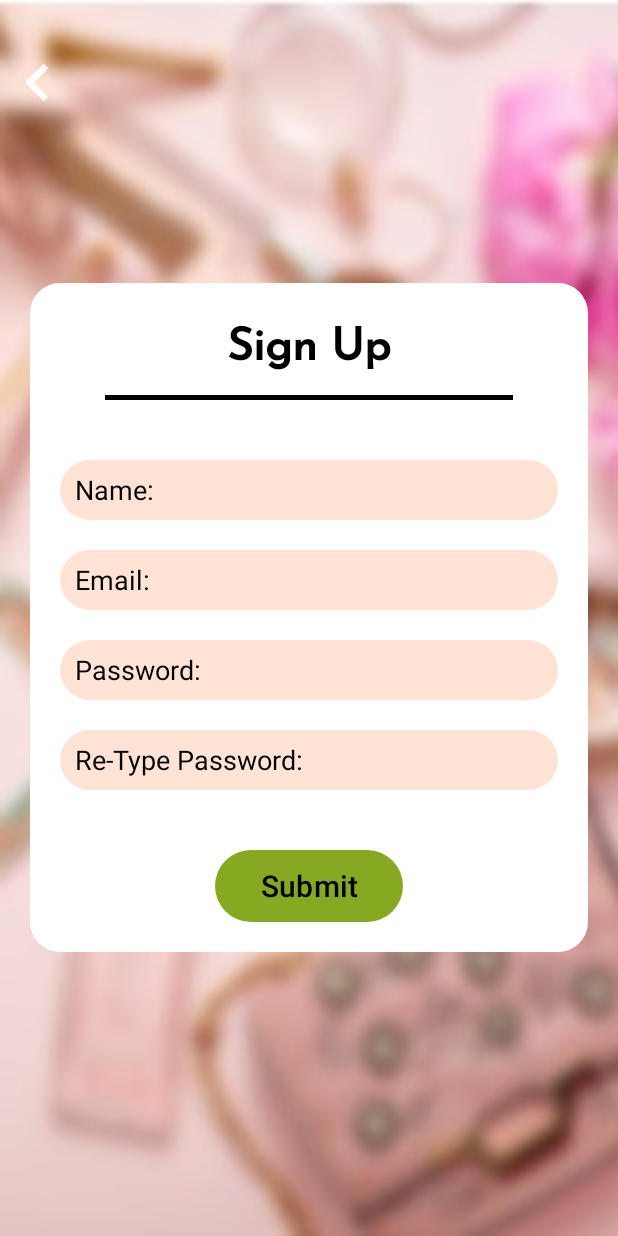
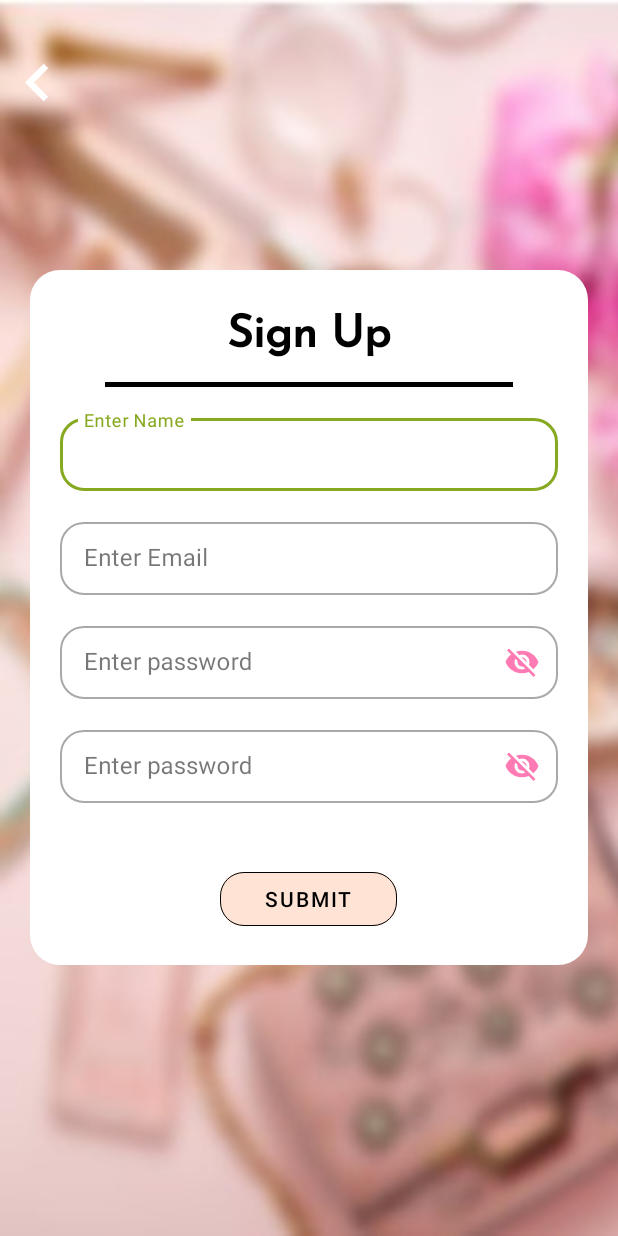
Before and after one commit to Mohiudd1n/Accessory_app, an Android app: the signup screen opened directly, with no data from a screen before it, on a phone screen of 412 x 824 dp. Run offline under Robolectric (Android 15) with nearby library versions, the phone set to English and light mode, and no system bars.

Commit message:
Updated Project

```diff
--- a/app/src/main/res/layout/activity_signup.xml
+++ b/app/src/main/res/layout/activity_signup.xml
@@ -54,73 +54,104 @@
             android:layout_weight="0.1"
             android:background="@color/black" />
 
-        <EditText
-            android:id="@+id/signup_name"
+        <com.google.android.material.textfield.TextInputLayout
+            style="@style/Widget.MaterialComponents.TextInputLayout.OutlinedBox.Dense"
             android:layout_width="match_parent"
-            android:layout_height="40sp"
-            android:layout_marginStart="20dp"
-            android:layout_marginTop="40dp"
-            android:layout_marginEnd="20dp"
-            android:layout_weight="1"
-            android:background="@drawable/textboxlayout"
-            android:hint="Name:"
-            android:paddingLeft="10dp"
-            android:textColor="@color/Textcolor"
-            android:textColorHint="@color/Textcolor" />
+            android:layout_height="wrap_content"
+            android:hint="Enter Name"
+            app:endIconTint="@color/temp2"
+            android:layout_marginHorizontal="20dp"
+            app:shapeAppearance="@style/Rounded"
+            android:layout_marginBottom="0dp"
+            android:layout_marginTop="15dp"
+            app:endIconMode="clear_text">
 
-        <EditText
-            android:id="@+id/signup_email"
+            <com.google.android.material.textfield.TextInputEditText
+                android:layout_width="match_parent"
+                android:id="@+id/signup_name"
+                android:imeOptions="actionNone"
+                android:layout_height="wrap_content" />
+
+        </com.google.android.material.textfield.TextInputLayout>
+
+        <com.google.android.material.textfield.TextInputLayout
+            style="@style/Widget.MaterialComponents.TextInputLayout.OutlinedBox.Dense"
             android:layout_width="match_parent"
-            android:layout_height="40sp"
-            android:layout_marginStart="20dp"
-            android:layout_marginTop="20dp"
-            android:layout_marginEnd="20dp"
-            android:background="@drawable/textboxlayout"
-            android:hint="Email:"
-            android:paddingLeft="10dp"
-            android:textColor="@color/Textcolor"
-            android:textColorHint="@color/Textcolor" />
+            android:layout_height="wrap_content"
+            android:hint="Enter Email"
+            app:endIconTint="@color/temp2"
+            android:layout_marginTop="15dp"
+            android:layout_marginHorizontal="20dp"
+            app:shapeAppearance="@style/Rounded"
+            android:layout_marginBottom="0dp"
+            app:endIconMode="clear_text">
 
-        <EditText
-            android:id="@+id/signup_pass"
+            <com.google.android.material.textfield.TextInputEditText
+                android:layout_width="match_parent"
+                android:id="@+id/signup_email"
+                android:imeOptions="actionNone"
+                android:layout_height="wrap_content" />
+
+        </com.google.android.material.textfield.TextInputLayout>
+
+
+        <com.google.android.material.textfield.TextInputLayout
+            style="@style/Widget.MaterialComponents.TextInputLayout.OutlinedBox.Dense"
             android:layout_width="match_parent"
-            android:layout_height="40sp"
-            android:layout_marginStart="20dp"
-            android:layout_marginTop="20dp"
-            android:layout_marginEnd="20dp"
+            android:layout_height="wrap_content"
+            android:hint="Enter password"
+            app:endIconTint="@color/splash"
+            android:layout_marginHorizontal="20dp"
+            app:shapeAppearance="@style/Rounded"
+            android:layout_marginTop="15dp"
+            android:layout_marginBottom="0dp"
+            app:endIconMode="password_toggle">
 
-            android:background="@drawable/textboxlayout"
-            android:hint="Password:"
-            android:paddingLeft="10dp"
-            android:textColor="@color/Textcolor"
-            android:textColorHint="@color/Textcolor" />
+            <com.google.android.material.textfield.TextInputEditText
+                android:layout_width="match_parent"
+                android:id="@+id/signup_pass"
+                android:imeOptions="actionNone"
+                android:layout_height="wrap_content" />
 
-        <EditText
-            android:id="@+id/signup_confirm"
+        </com.google.android.material.textfield.TextInputLayout>
+
+
+        <com.google.android.material.textfield.TextInputLayout
+            style="@style/Widget.MaterialComponents.TextInputLayout.OutlinedBox.Dense"
             android:layout_width="match_parent"
-            android:layout_height="40sp"
-            android:layout_marginStart="20dp"
-            android:layout_marginTop="20dp"
-            android:layout_marginEnd="20dp"
-            android:background="@drawable/textboxlayout"
-            android:hint="Re-Type Password:"
-            android:paddingLeft="10dp"
-            android:textColor="@color/Textcolor"
-            android:textColorHint="@color/Textcolor" />
+            android:layout_height="wrap_content"
+            android:hint="Enter password"
+            android:layout_marginTop="15dp"
+            app:endIconTint="@color/splash"
+            android:layout_marginHorizontal="20dp"
+            app:shapeAppearance="@style/Rounded"
+            android:layout_marginBottom="0dp"
+            app:endIconMode="password_toggle">
 
-        <Button
-            android:id="@+id/submitbtn"
+            <com.google.android.material.textfield.TextInputEditText
+                android:layout_width="match_parent"
+                android:id="@+id/signup_confirm"
+                android:imeOptions="actionNone"
+                android:layout_height="wrap_content" />
+
+        </com.google.android.material.textfield.TextInputLayout>
+
+        <com.google.android.material.button.MaterialButton
+            style="@style/Widget.MaterialComponents.Button.OutlinedButton"
             android:layout_width="wrap_content"
             android:layout_height="wrap_content"
+            android:text="Submit"
+            android:id="@+id/submitbtn"
+            app:strokeColor="@color/black"
+            app:strokeWidth="0.5dp"
+            android:textColor="@color/black"
             android:layout_gravity="center"
             android:layout_marginTop="40dp"
             android:layout_marginBottom="20sp"
-            android:background="@drawable/textboxlayout"
             android:paddingLeft="30sp"
             android:paddingRight="30sp"
-            android:text="Submit"
-            android:textColor="@color/Textcolor"
-            android:textSize="20sp" />
-
+            android:backgroundTint="@color/temp2"
+            app:shapeAppearance="@style/Rounded"
+            />
     </LinearLayout>
 </RelativeLayout>
--- /dev/null
+++ b/app/src/main/res/values/styles.xml
@@ -0,0 +1,12 @@
+<?xml version="1.0" encoding="utf-8"?>
+<resources>
+    <style name="Cut" parent="ShapeAppearance.MaterialComponents.MediumComponent">
+        <item name="cornerFamily">cut</item>
+        <item name="cornerSize">12dp</item>
+    </style>
+
+    <style name="Rounded" parent="ShapeAppearance.MaterialComponents.SmallComponent">
+        <item name="cornerFamily">rounded</item>
+        <item name="cornerSize">16dp</item>
+    </style>
+</resources>
```
Also changed, not shown: app/src/main/res/layout/activity_main.xml (+57 -51 lines), app/src/main/res/layout/fragment_frag1.xml (+4 -4 lines), app/src/main/res/drawable/cars.png (added), app/src/main/res/drawable/gyms.png (added), app/src/main/res/drawable/sprts.jpg (added).
